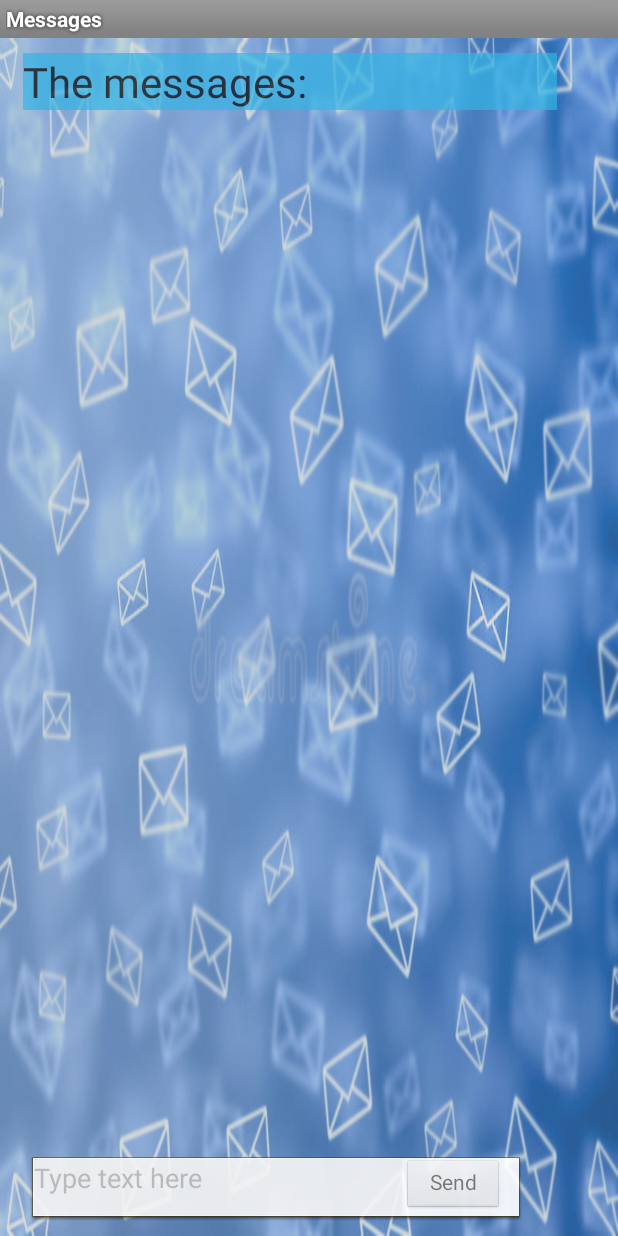
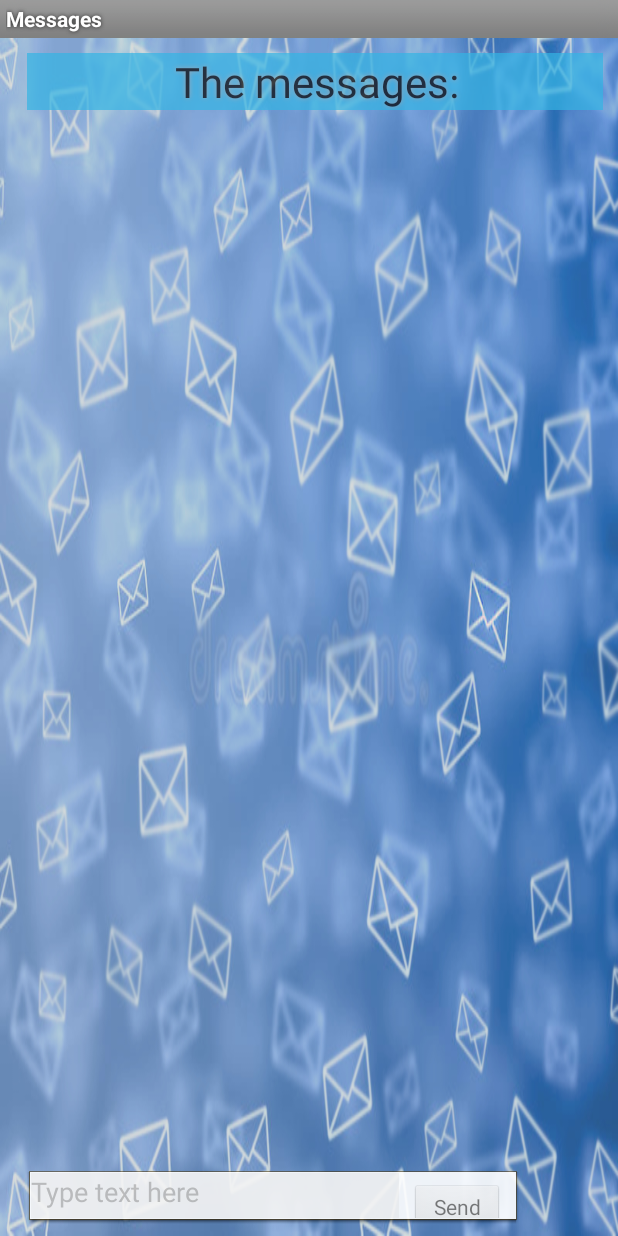
Before and after one commit to kjentmann/whatsApp, an Android app: the e_MessagesActivity screen opened directly, with no data from a screen before it, on a phone screen of 412 x 824 dp. Run offline under Robolectric (Android 15) with nearby library versions, the phone set to English and light mode, and no system bars; 4 statements that could not run were skipped.

Commit message:
graphic fix

```diff
--- a/client/app/src/main/java/edu/upc/whatsapp/_GlobalState.java
+++ b/client/app/src/main/java/edu/upc/whatsapp/_GlobalState.java
@@ -15,10 +15,11 @@
 import java.util.ArrayList;
 import java.util.List;
 
-import static edu.upc.whatsapp.comms.Comms.gson;
 import edu.upc.whatsapp.service.PushService;
 import entity.Message;
 import entity.UserInfo;
+
+import static edu.upc.whatsapp.comms.Comms.gson;
 
 public class _GlobalState extends Application {
 
--- a/client/app/src/main/java/edu/upc/whatsapp/service/PushService.java
+++ b/client/app/src/main/java/edu/upc/whatsapp/service/PushService.java
@@ -63,12 +63,13 @@
   private class MyTimerTask extends TimerTask {
     public void run() {
       if(globalState.my_user==null){
+        sendMessageToHandler("trouble","cant find local user");
+
         return;
       }
       ConnectivityManager conMan = (ConnectivityManager) getSystemService(Context.CONNECTIVITY_SERVICE);
       NetworkInfo networkInfo = conMan.getActiveNetworkInfo();
       if (networkInfo != null && networkInfo.isConnected() && !connectedToServer) {
-        sendMessageToHandler("open","trying to reconnect to server!");
         connectToServer();
       }
     }
@@ -206,10 +207,8 @@
         Message message = (Message) gson.fromJson(content,Message.class);
         Log.d("DEBUG", "Got push from " + message.getUserSender());
 
-        //if (globalState.MessagesActivity_visible==false){
           globalState.user_to_talk_to=message.getUserSender();
           globalState.save_user_to_talk_to(); // in case of app closed while notification still exist
-        //}
 
         Gson  gsonMsg = new Gson();
         String parsedMsg = gsonMsg.toJson(message);
--- a/client/app/src/main/res/layout/e_messages.xml
+++ b/client/app/src/main/res/layout/e_messages.xml
@@ -14,13 +14,20 @@
 
     <TextView
         android:id="@+id/title"
-        android:layout_width="356dp"
+        android:layout_width="match_parent"
         android:layout_height="wrap_content"
+        android:layout_gravity="center_horizontal"
         android:layout_marginBottom="10dp"
         android:layout_marginLeft="5dp"
         android:layout_marginTop="10dp"
         android:alpha="0.7"
         android:background="@android:color/holo_blue_light"
+        android:fadingEdge="horizontal|vertical"
+        android:fadingEdgeLength="10dp"
+        android:gravity="center_horizontal"
+        android:shadowColor="@android:color/darker_gray"
+        android:shadowRadius="4"
+        android:soundEffectsEnabled="true"
         android:text="The messages:"
         android:textColor="@color/black"
         android:textSize="28dp" />
@@ -46,15 +53,13 @@
     <LinearLayout
         android:layout_width="328dp"
         android:layout_height="wrap_content"
-        android:layout_marginBottom="10dp"
-        android:layout_marginLeft="10dp"
-        android:layout_marginRight="10dp"
+        android:layout_margin="8dp"
         android:background="@android:drawable/editbox_dropdown_light_frame">
 
         <EditText
             android:id="@+id/input"
             android:layout_width="245dp"
-            android:layout_height="match_parent"
+            android:layout_height="30dp"
             android:alpha="0.5"
             android:background="#80d3d3d3"
             android:gravity="top|left"
@@ -69,18 +74,26 @@
                       android:inputType="textNoSuggestions|textVisiblePassword"
                       android:imeOptions="actionSend"            -->
 
+        <LinearLayout
+            android:layout_width="match_parent"
+            android:layout_height="match_parent"
+            android:orientation="vertical">
+
             <Button
                 android:id="@+id/mybutton"
-            android:layout_width="68dp"
-            android:layout_height="37dp"
+                android:layout_width="match_parent"
+                android:layout_height="40dp"
                 android:layout_gravity="center_horizontal"
+                android:layout_margin="7dp"
                 android:foregroundGravity="center_horizontal"
                 android:gravity="center_horizontal"
                 android:onClick="sendText"
+                android:padding="5dp"
                 android:paddingBottom="5dp"
-            android:paddingRight="10dp"
+                android:paddingRight="5dp"
                 android:paddingTop="5dp"
                 android:text="Send" />
+        </LinearLayout>
 
     </LinearLayout>
 
```
Lines whose indentation alone changed are shown as unchanged.
